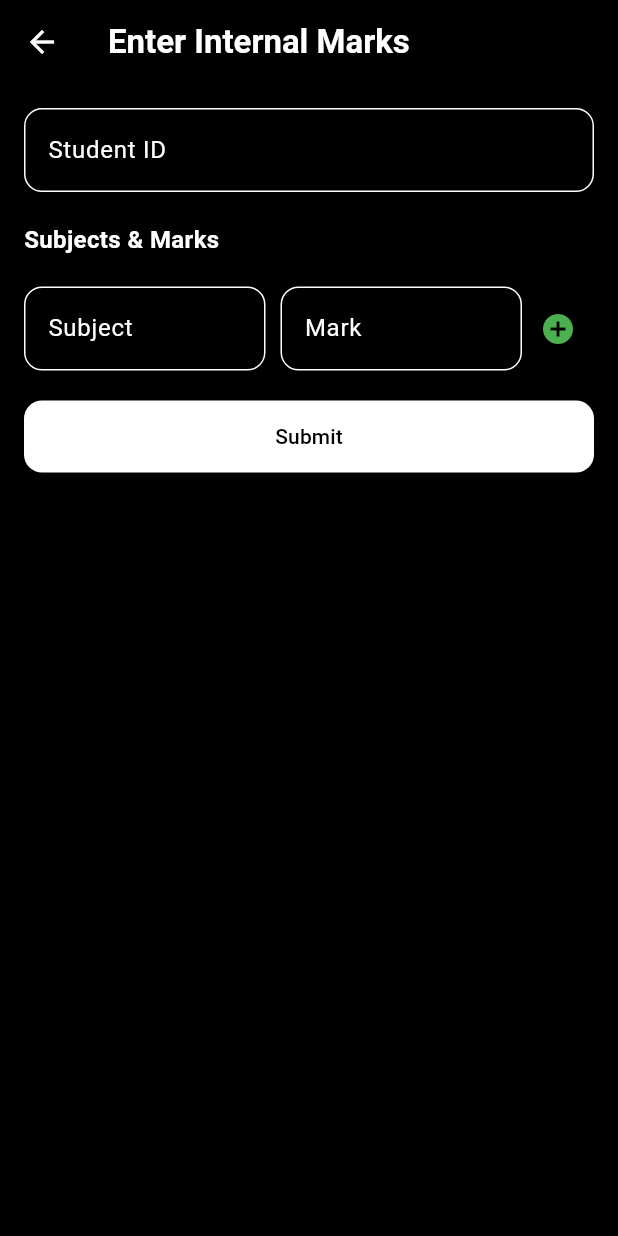
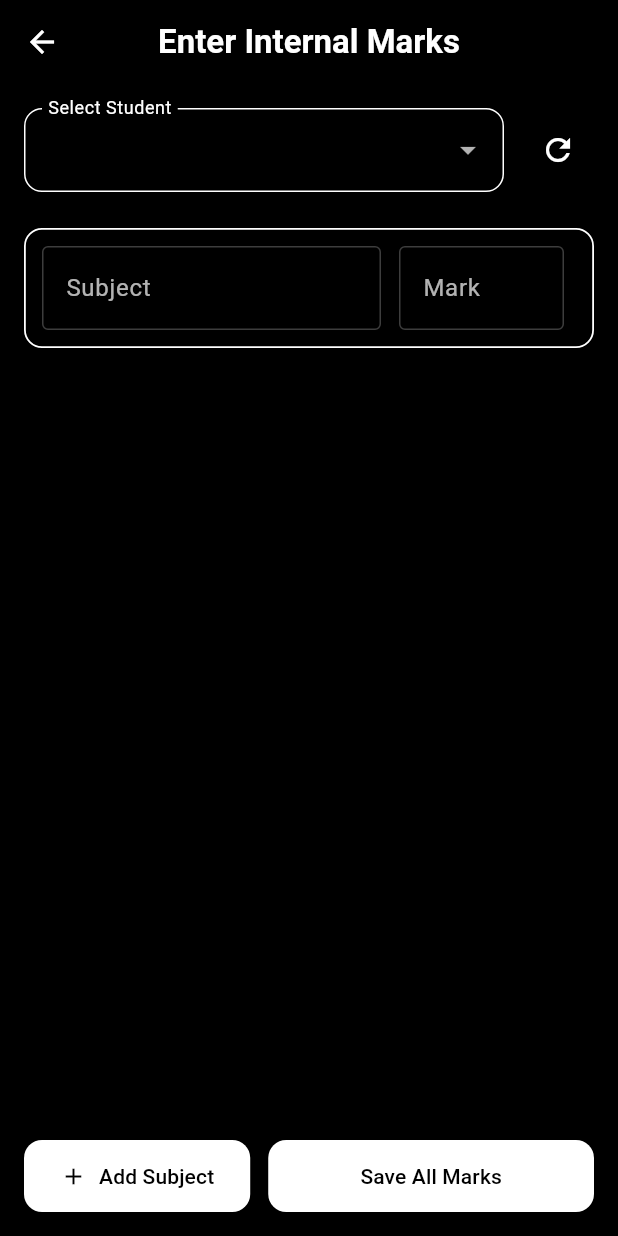
Before and after one commit to binoypr07/campusease, a Flutter app: the InternalMarksPage screen opened directly with empty values, on a phone screen of 412 x 824 dp. Run offline on Flutter 3.47's test engine with Material 3 defaults, Android fonts, the light colour scheme and no system bars; our stand-ins replace cloud_firestore, firebase_auth, firebase_core, get, qr_flutter; accounts and stored records are empty.

Commit message:
internal mark

```diff
--- a/lib/views/student/student_internal_marks.dart
+++ b/lib/views/student/student_internal_marks.dart
@@ -25,11 +25,14 @@ class StudentInternalMarks extends StatelessWidget {
 
           final data = snapshot.data!.data() as Map<String, dynamic>?;
 
-          if (data == null || data["subjects"] == null) {
+          if (data == null || data.isEmpty) {
             return const Center(child: Text("No marks found"));
           }
 
-          final subjects = List<Map<String, dynamic>>.from(data["subjects"]);
+          // Convert map entries into a list
+          final subjects = data.entries.map((e) {
+            return {"name": e.key, "mark": e.value};
+          }).toList();
 
           return ListView.builder(
             padding: const EdgeInsets.all(16),
--- a/lib/views/teacher/ internal_marks_page.dart
+++ b/lib/views/teacher/ internal_marks_page.dart
@@ -10,105 +10,274 @@ class InternalMarksPage extends StatefulWidget {
 }
 
 class _InternalMarksPageState extends State<InternalMarksPage> {
-  final studentController = TextEditingController();
-  List<Map<String, dynamic>> subjects = [];
-  final subjectController = TextEditingController();
-  final markController = TextEditingController();
+  // students loaded from users collection filtered by classYear
+  List<Map<String, String>> students = [];
+  String? selectedStudentId;
 
-  void addSubject() {
-    if (subjectController.text.isEmpty || markController.text.isEmpty) return;
+  // dynamic list of subject+mark controllers
+  final List<Map<String, TextEditingController>> rows = [];
 
+  bool loadingStudents = true;
+  bool saving = false;
+
+  @override
+  void initState() {
+    super.initState();
+    _loadStudents();
+    _addRow(); // start with one row (like your previous UI)
+  }
+
+  @override
+  void dispose() {
+    for (var r in rows) {
+      r['subject']?.dispose();
+      r['mark']?.dispose();
+    }
+    super.dispose();
+  }
+
+  Future<void> _loadStudents() async {
+    try {
+      setState(() => loadingStudents = true);
+      final snap = await FirebaseFirestore.instance
+          .collection('users')
+          .where('role', isEqualTo: 'student')
+          .where('classYear', isEqualTo: widget.className)
+          .get();
+
+      students = snap.docs.map((d) {
+        final map = d.data();
+        final name = (map['name'] ?? 'No Name').toString();
+        return {'id': d.id, 'name': name};
+      }).toList();
+
+      // keep selectedStudentId if present, otherwise first student for convenience
+      if (students.isNotEmpty && selectedStudentId == null) {
+        selectedStudentId = students.first['id'];
+      }
+    } catch (e) {
+      debugPrint('Error loading students: $e');
+      students = [];
+    } finally {
+      setState(() => loadingStudents = false);
+    }
+  }
+
+  void _addRow() {
     setState(() {
-      subjects.add({
-        "name": subjectController.text.trim(),
-        "mark": int.tryParse(markController.text.trim()) ?? 0,
+      rows.add({
+        'subject': TextEditingController(),
+        'mark': TextEditingController(),
       });
     });
-
-    subjectController.clear();
-    markController.clear();
   }
 
-  void submitMarks() async {
-    if (studentController.text.isEmpty || subjects.isEmpty) return;
+  void _removeRow(int idx) {
+    if (idx < 0 || idx >= rows.length) return;
+    rows[idx]['subject']?.dispose();
+    rows[idx]['mark']?.dispose();
+    setState(() {
+      rows.removeAt(idx);
+    });
+  }
 
-    String studentId = studentController.text.trim();
+  Future<void> _saveMarks() async {
+    if (selectedStudentId == null) {
+      ScaffoldMessenger.of(
+        context,
+      ).showSnackBar(const SnackBar(content: Text('Select a student')));
+      return;
+    }
 
-    await FirebaseFirestore.instance
-        .collection("internal_marks")
-        .doc("${widget.className}_marks")
-        .collection("students")
-        .doc(studentId)
-        .set({"subjects": subjects});
+    // build subject->mark map
+    final Map<String, int> subjectMarks = {};
+    for (var r in rows) {
+      final subject = r['subject']!.text.trim();
+      final markText = r['mark']!.text.trim();
+      if (subject.isEmpty) continue; // skip empty subject rows
+      final mark = int.tryParse(markText) ?? 0;
+      subjectMarks[subject] = mark;
+    }
+
+    if (subjectMarks.isEmpty) {
+      ScaffoldMessenger.of(context).showSnackBar(
+        const SnackBar(content: Text('Add at least one subject and mark')),
+      );
+      return;
+    }
+
+    try {
+      setState(() => saving = true);
+
+      // Save under internal_marks / <class>_marks / students / <studentId>
+      final docRef = FirebaseFirestore.instance
+          .collection('internal_marks')
+          .doc('${widget.className}_marks')
+          .collection('students')
+          .doc(selectedStudentId);
+
+      // Merge with existing so teacher can add more subjects later
+      await docRef.set(subjectMarks, SetOptions(merge: true));
 
       ScaffoldMessenger.of(
         context,
-    ).showSnackBar(const SnackBar(content: Text("Marks saved")));
+      ).showSnackBar(const SnackBar(content: Text('Marks saved')));
+      // optionally clear rows (but keep first empty row)
+      for (var r in rows) {
+        r['subject']!.clear();
+        r['mark']!.clear();
+      }
+    } catch (e) {
+      debugPrint('Error saving marks: $e');
+      ScaffoldMessenger.of(
+        context,
+      ).showSnackBar(const SnackBar(content: Text('Save failed')));
+    } finally {
+      setState(() => saving = false);
+    }
+  }
 
-    studentController.clear();
-    setState(() {
-      subjects = [];
-    });
+  Widget _buildRow(int index) {
+    final subjectCtrl = rows[index]['subject']!;
+    final markCtrl = rows[index]['mark']!;
+
+    return Card(
+      color: Colors.black,
+      shape: RoundedRectangleBorder(
+        borderRadius: BorderRadius.circular(12),
+        side: const BorderSide(color: Colors.white, width: 1.2),
+      ),
+      margin: const EdgeInsets.symmetric(vertical: 8),
+      child: Padding(
+        padding: const EdgeInsets.all(12.0),
+        child: Row(
+          children: [
+            // Subject field
+            Expanded(
+              flex: 6,
+              child: TextField(
+                controller: subjectCtrl,
+                decoration: const InputDecoration(
+                  labelText: 'Subject',
+                  labelStyle: TextStyle(color: Colors.white70),
+                  enabledBorder: OutlineInputBorder(
+                    borderSide: BorderSide(color: Colors.white24),
+                  ),
+                ),
+                style: const TextStyle(color: Colors.white),
+              ),
+            ),
+            const SizedBox(width: 12),
+            // Mark field
+            SizedBox(
+              width: 110,
+              child: TextField(
+                controller: markCtrl,
+                keyboardType: TextInputType.number,
+                decoration: const InputDecoration(
+                  labelText: 'Mark',
+                  labelStyle: TextStyle(color: Colors.white70),
+                  enabledBorder: OutlineInputBorder(
+                    borderSide: BorderSide(color: Colors.white24),
+                  ),
+                ),
+                style: const TextStyle(color: Colors.white),
+              ),
+            ),
+            const SizedBox(width: 8),
+            // Remove button
+            if (rows.length > 1)
+              IconButton(
+                icon: const Icon(Icons.remove_circle, color: Colors.red),
+                onPressed: () => _removeRow(index),
+              ),
+          ],
+        ),
+      ),
+    );
   }
 
   @override
   Widget build(BuildContext context) {
     return Scaffold(
-      appBar: AppBar(title: const Text("Enter Internal Marks")),
-      body: Padding(
+      appBar: AppBar(
+        title: const Text('Enter Internal Marks'),
+        centerTitle: true,
+      ),
+      body: loadingStudents
+          ? const Center(child: CircularProgressIndicator())
+          : Padding(
               padding: const EdgeInsets.all(16),
-        child: ListView(
+              child: Column(
                 children: [
-            TextField(
-              controller: studentController,
-              decoration: const InputDecoration(
-                labelText: "Student ID",
-                border: OutlineInputBorder(),
-              ),
-            ),
-            const SizedBox(height: 20),
-            Text(
-              "Subjects & Marks",
-              style: const TextStyle(fontWeight: FontWeight.bold, fontSize: 16),
-            ),
-            const SizedBox(height: 10),
-            ...subjects.map(
-              (s) => ListTile(
-                title: Text(s["name"]),
-                trailing: Text(s["mark"].toString()),
-              ),
-            ),
-            const SizedBox(height: 10),
+                  // Student dropdown
                   Row(
                     children: [
                       Expanded(
-                  child: TextField(
-                    controller: subjectController,
+                        child: DropdownButtonFormField<String>(
                           decoration: const InputDecoration(
-                      labelText: "Subject",
+                            labelText: 'Select Student',
                             border: OutlineInputBorder(),
                           ),
+                          value: selectedStudentId,
+                          items: students.map((s) {
+                            return DropdownMenuItem<String>(
+                              value: s['id'],
+                              child: Text(s['name'] ?? 'No Name'),
+                            );
+                          }).toList(),
+                          onChanged: (v) {
+                            setState(() {
+                              selectedStudentId = v;
+                            });
+                          },
                         ),
                       ),
-                const SizedBox(width: 10),
-                Expanded(
-                  child: TextField(
-                    controller: markController,
-                    keyboardType: TextInputType.number,
-                    decoration: const InputDecoration(
-                      labelText: "Mark",
-                      border: OutlineInputBorder(),
-                    ),
-                  ),
-                ),
+                      const SizedBox(width: 12),
                       IconButton(
-                  icon: const Icon(Icons.add_circle, color: Colors.green),
-                  onPressed: addSubject,
+                        tooltip: 'Reload students',
+                        icon: const Icon(Icons.refresh, color: Colors.white),
+                        onPressed: _loadStudents,
                       ),
                     ],
                   ),
-            const SizedBox(height: 20),
-            ElevatedButton(onPressed: submitMarks, child: const Text("Submit")),
+
+                  const SizedBox(height: 16),
+
+                  // dynamic subject-mark rows
+                  Expanded(
+                    child: ListView.builder(
+                      itemCount: rows.length,
+                      itemBuilder: (context, i) => _buildRow(i),
+                    ),
+                  ),
+
+                  // Add row + Save buttons
+                  Row(
+                    children: [
+                      ElevatedButton.icon(
+                        onPressed: _addRow,
+                        icon: const Icon(Icons.add),
+                        label: const Text('Add Subject'),
+                      ),
+                      const SizedBox(width: 12),
+                      Expanded(
+                        child: ElevatedButton(
+                          onPressed: saving ? null : _saveMarks,
+                          child: saving
+                              ? const SizedBox(
+                                  height: 18,
+                                  width: 18,
+                                  child: CircularProgressIndicator(
+                                    color: Colors.white,
+                                    strokeWidth: 2,
+                                  ),
+                                )
+                              : const Text('Save All Marks'),
+                        ),
+                      ),
+                    ],
+                  ),
                 ],
               ),
             ),
```
Also changed, not shown: pubspec.lock. Lines whose indentation alone changed are shown as unchanged.
